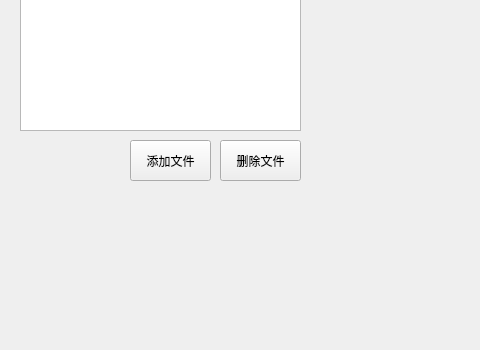
Before: the Qt Designer form open_files.ui in ValleyQ/Xrename, drawn with Qt 5; both pictures show x 0 to 480 and y 250 to 600 of the 800 by 600 pixel window.
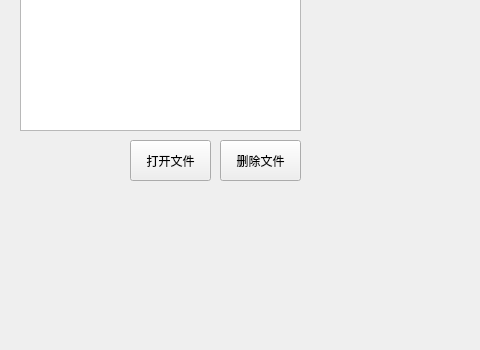
After: the same form once the commit is applied.

Commit message: 增加批量打开文件

Patch:
```diff
--- a/open_files.ui
+++ b/open_files.ui
@@ -24,7 +24,7 @@
      </rect>
     </property>
     <property name="text">
-     <string>添加文件</string>
+     <string>打开文件</string>
     </property>
    </widget>
    <widget class="QListView" name="files_list">
```
The commit also changes 1 other file.
